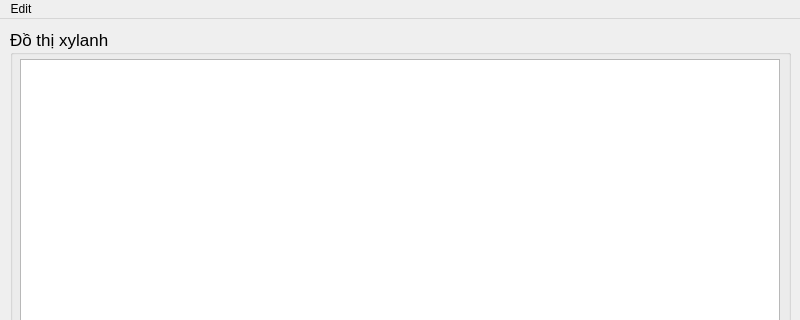
Qt form GUI/GUIgraph.ui (Vuchauduytung/LuanVan) before a commit; both pictures show x 0 to 800 and y 0 to 320 of the 800 by 620 pixel window.
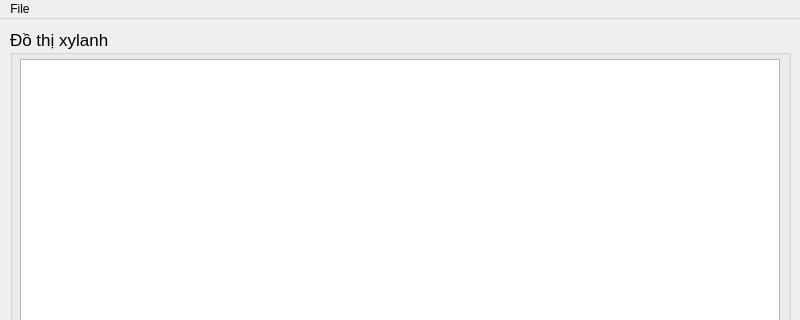
The same form after that commit.

```diff
--- a/GUI/GUIgraph.ui
+++ b/GUI/GUIgraph.ui
@@ -69,12 +69,12 @@
      <x>0</x>
      <y>0</y>
      <width>800</width>
-     <height>20</height>
+     <height>26</height>
     </rect>
    </property>
    <widget class="QMenu" name="menuEdit">
     <property name="title">
-     <string>Edit</string>
+     <string>File</string>
     </property>
     <addaction name="actionOpen"/>
     <addaction name="actionSave"/>
```
Left out of the diff: 1 changed line with no effect on the pictures.
